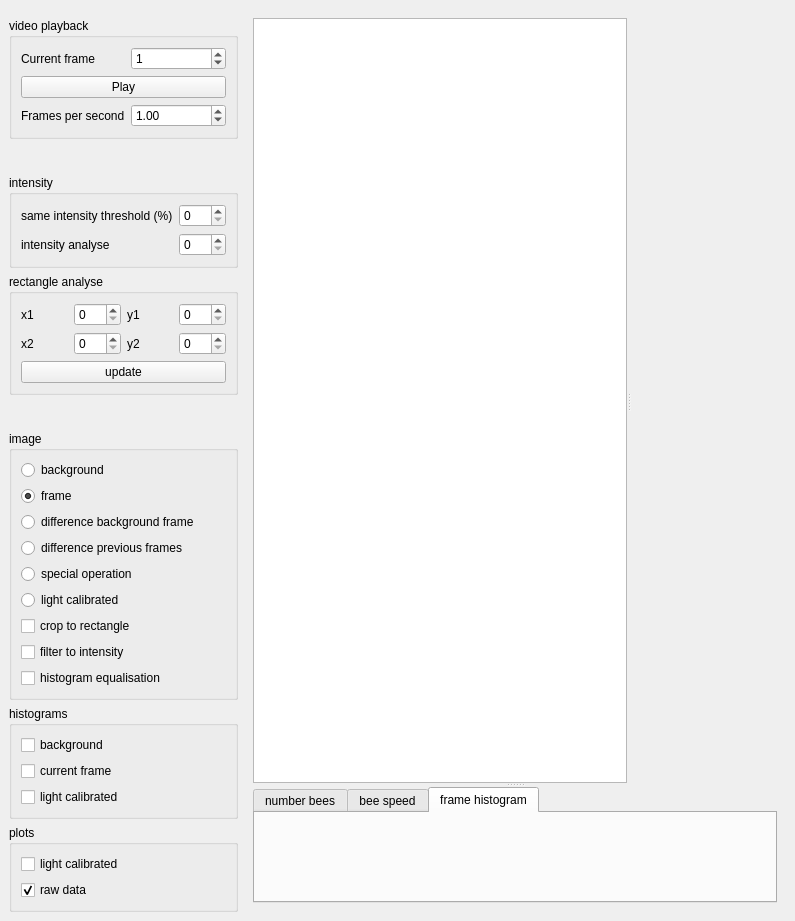
Before: the Qt Designer form video-analyser.ui in plsm/assisi-video-analyser, drawn with Qt 5.
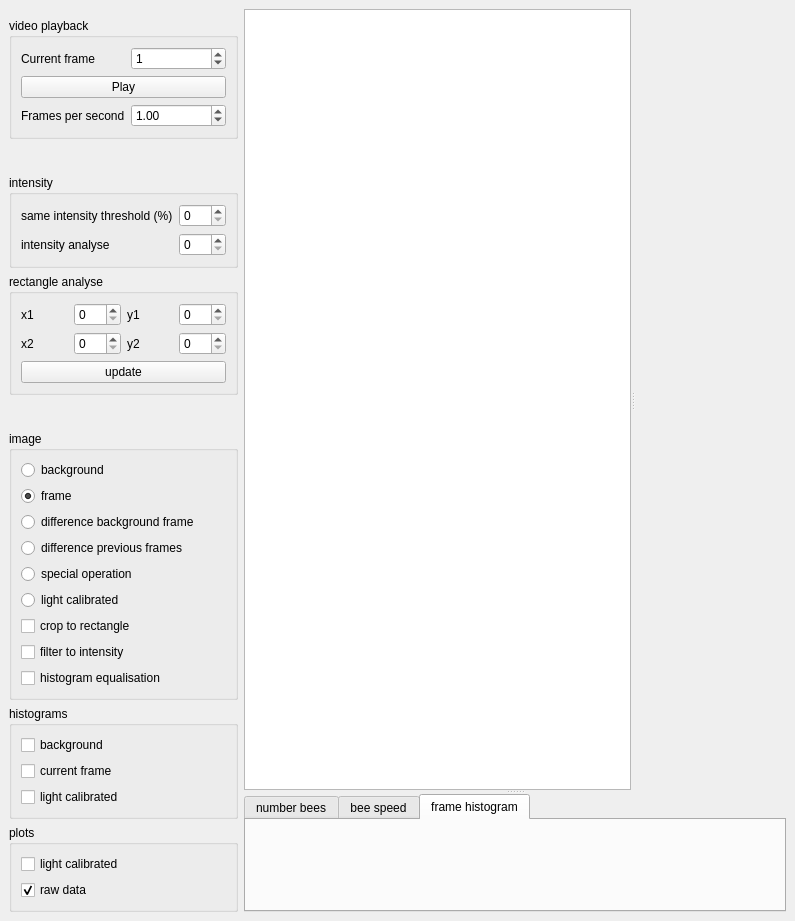
After: the same form once the commit is applied. Custom widgets are drawn as their Qt base class.

Commit message: Minor tweaks to user interface.

```diff
--- a/video-analyser.ui
+++ b/video-analyser.ui
@@ -393,6 +393,18 @@
        </sizepolicy>
       </property>
       <layout class="QVBoxLayout" name="verticalLayout_3">
+       <property name="leftMargin">
+        <number>0</number>
+       </property>
+       <property name="topMargin">
+        <number>0</number>
+       </property>
+       <property name="rightMargin">
+        <number>0</number>
+       </property>
+       <property name="bottomMargin">
+        <number>0</number>
+       </property>
        <item>
         <widget class="QSplitter" name="splitter_2">
          <property name="orientation">
@@ -400,6 +412,18 @@
          </property>
          <widget class="QWidget" name="widget_3" native="true">
           <layout class="QHBoxLayout" name="horizontalLayout_3">
+           <property name="leftMargin">
+            <number>0</number>
+           </property>
+           <property name="topMargin">
+            <number>0</number>
+           </property>
+           <property name="rightMargin">
+            <number>0</number>
+           </property>
+           <property name="bottomMargin">
+            <number>0</number>
+           </property>
            <item>
             <widget class="QSplitter" name="splitter">
              <property name="orientation">
```
